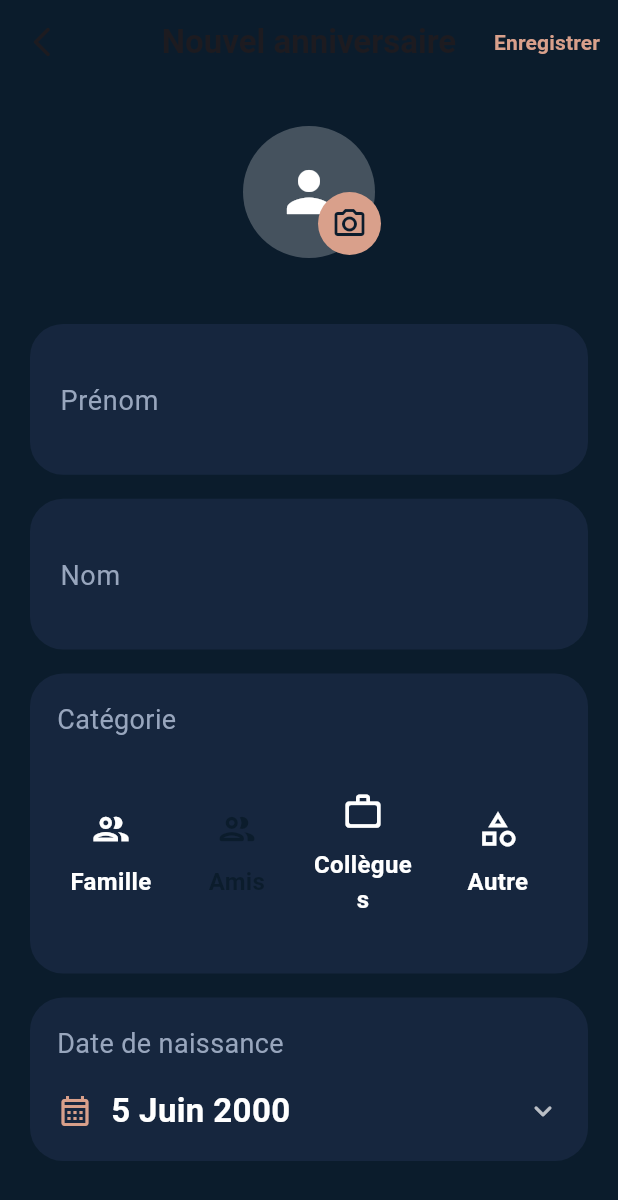
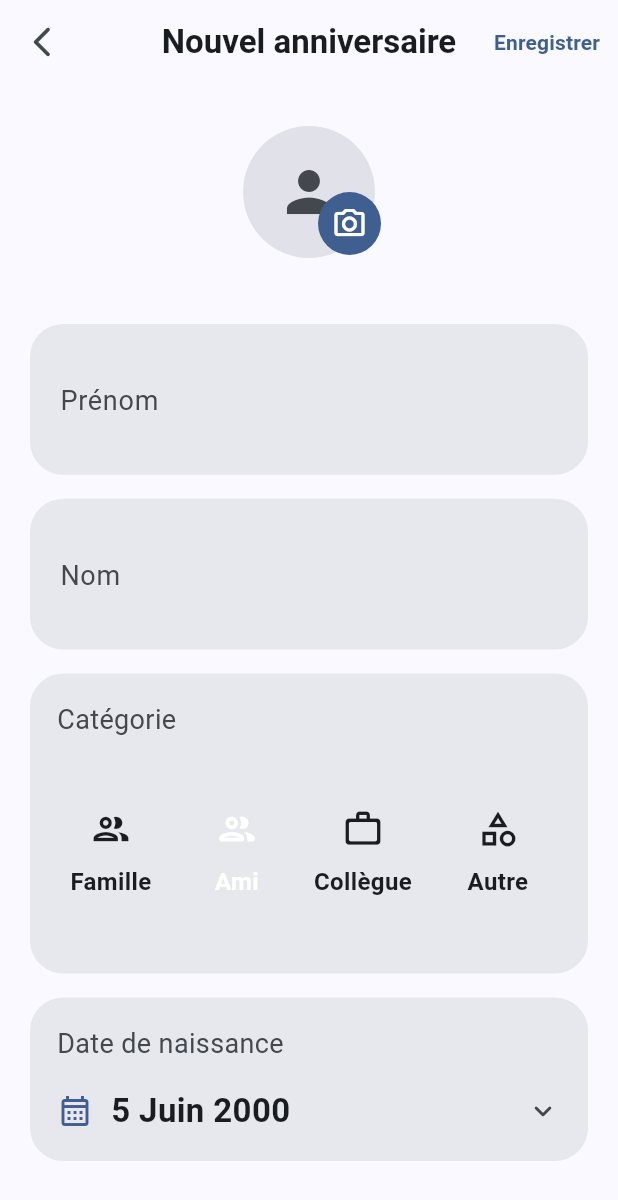
Before and after one commit to nautiii/kairos, a Flutter app: the screen it shows after launch, after a tap on the "add" icon, on a phone screen of 412 x 824 dp. Shown: the top 1200 px of the screen. Run offline on Flutter 3.47's test engine with Material 3 defaults, Android fonts, the phone set to English and light mode, and no system bars; our stand-ins replace cloud_firestore, firebase_core, firebase_storage, image_picker; accounts and stored records are empty.

Commit message:
changement du systeme de theme

```diff
--- a/lib/core/common/bottom_bar.dart
+++ b/lib/core/common/bottom_bar.dart
@@ -5,18 +5,20 @@ class BottomBar extends StatelessWidget {
 
   @override
   Widget build(BuildContext context) {
+    final colorScheme = Theme.of(context).colorScheme;
+
     return Container(
       height: 70,
-      decoration: const BoxDecoration(
-        color: Colors.black,
-        borderRadius: BorderRadius.vertical(top: Radius.circular(24)),
+      decoration: BoxDecoration(
+        color: colorScheme.surfaceContainer,
+        borderRadius: const BorderRadius.vertical(top: Radius.circular(24)),
       ),
-      child: const Row(
+      child: Row(
         mainAxisAlignment: MainAxisAlignment.spaceEvenly,
         children: [
-          Icon(Icons.cake, color: Colors.orangeAccent),
-          Icon(Icons.list, color: Colors.white54),
-          Icon(Icons.settings, color: Colors.white54),
+          Icon(Icons.cake, color: colorScheme.primary),
+          Icon(Icons.list, color: colorScheme.onSurfaceVariant),
+          Icon(Icons.settings, color: colorScheme.onSurfaceVariant),
         ],
       ),
     );
--- a/lib/core/common/header.dart
+++ b/lib/core/common/header.dart
@@ -9,6 +9,7 @@ class Header extends StatelessWidget {
   @override
   Widget build(BuildContext context) {
     final UserModel? user = context.watch<UserProvider>().user;
+    final colorScheme = Theme.of(context).colorScheme;
 
     return Row(
       mainAxisAlignment: MainAxisAlignment.spaceBetween,
@@ -16,23 +17,23 @@ class Header extends StatelessWidget {
         Column(
           crossAxisAlignment: CrossAxisAlignment.start,
           children: [
-            const Text("Bonjour 👋", style: TextStyle(color: Colors.white70)),
+            Text("Bonjour 👋", style: TextStyle(color: colorScheme.onSurfaceVariant)),
             user == null
                 ? const Center(child: CircularProgressIndicator())
                 : Text(
                   "${user.surname} ${user.name}",
-                  style: const TextStyle(
+                  style: TextStyle(
                     fontSize: 26,
                     fontWeight: FontWeight.bold,
-                    color: Colors.white,
+                    color: colorScheme.onSurface,
                   ),
                 ),
           ],
         ),
-        const CircleAvatar(
+        CircleAvatar(
           radius: 22,
-          backgroundColor: Colors.white10,
-          child: Icon(Icons.cake_outlined, color: Colors.white),
+          backgroundColor: colorScheme.surfaceContainerHighest,
+          child: Icon(Icons.cake_outlined, color: colorScheme.onSurface),
         ),
       ],
     );
--- a/lib/core/common/search_bar.dart
+++ b/lib/core/common/search_bar.dart
@@ -5,6 +5,8 @@ class SearchBarWidget extends StatelessWidget {
 
   @override
   Widget build(BuildContext context) {
+    final colorScheme = Theme.of(context).colorScheme;
+
     return Row(
       children: [
         Expanded(
@@ -12,14 +14,17 @@ class SearchBarWidget extends StatelessWidget {
             padding: const EdgeInsets.symmetric(horizontal: 16),
             height: 48,
             decoration: BoxDecoration(
-              color: Colors.white10,
+              color: colorScheme.surfaceContainerHigh,
               borderRadius: BorderRadius.circular(14),
             ),
-            child: const Row(
+            child: Row(
               children: [
-                Icon(Icons.search, color: Colors.white54),
-                SizedBox(width: 8),
-                Text("Rechercher...", style: TextStyle(color: Colors.white54)),
+                Icon(Icons.search, color: colorScheme.onSurfaceVariant),
+                const SizedBox(width: 8),
+                Text(
+                  "Rechercher...",
+                  style: TextStyle(color: colorScheme.onSurfaceVariant),
+                ),
               ],
             ),
           ),
@@ -29,10 +34,10 @@ class SearchBarWidget extends StatelessWidget {
           height: 48,
           width: 48,
           decoration: BoxDecoration(
-            color: Colors.white10,
+            color: colorScheme.surfaceContainerHigh,
             borderRadius: BorderRadius.circular(14),
           ),
-          child: const Icon(Icons.tune, color: Colors.white),
+          child: Icon(Icons.tune, color: colorScheme.onSurface),
         ),
       ],
     );
--- a/lib/core/theme/themes.dart
+++ b/lib/core/theme/themes.dart
@@ -1,35 +1,21 @@
 import 'package:flutter/material.dart';
 
 class AppTheme {
+  static const seedColor = Color(0xFF4A6FA5);
+
   static ThemeData light = ThemeData(
-    brightness: Brightness.light,
-    scaffoldBackgroundColor: Colors.white,
+    useMaterial3: true,
+    colorScheme: ColorScheme.fromSeed(
+      seedColor: seedColor,
+      brightness: Brightness.light,
+    ),
   );
 
   static ThemeData dark = ThemeData(
-    brightness: Brightness.dark,
-    scaffoldBackgroundColor: const Color(0xFF0B1C2C),
+    useMaterial3: true,
+    colorScheme: ColorScheme.fromSeed(
+      seedColor: seedColor,
+      brightness: Brightness.dark,
+    ),
   );
 }
-
-// class AppTheme {
-//
-//   static const seedColor = Color(0xFF0B1C2C);
-//
-//   static ThemeData lightTheme = ThemeData(
-//     useMaterial3: true,
-//     colorScheme: ColorScheme.fromSeed(
-//       seedColor: seedColor,
-//       brightness: Brightness.light,
-//     ),
-//   );
-//
-//   static ThemeData darkTheme = ThemeData(
-//     useMaterial3: true,
-//     colorScheme: ColorScheme.fromSeed(
-//       seedColor: seedColor,
-//       brightness: Brightness.dark,
-//     ),
-//   );
-//
-// }
--- a/lib/features/birthday/create_birthday_page.dart
+++ b/lib/features/birthday/create_birthday_page.dart
@@ -16,10 +16,6 @@ class CreateBirthdayPage extends StatefulWidget {
 }
 
 class _CreateBirthdayPageState extends State<CreateBirthdayPage> {
-  static const Color _pageColor = Color(0xFF0B1C2C);
-  static const Color _cardColor = Color(0xFF16263E);
-  static const Color _accentColor = Color(0xFFD9A08B);
-  static const Color _mutedTextColor = Color(0xFF98A6BD);
   static const List<BirthdayCategory> _availableCategories = <BirthdayCategory>[
     BirthdayCategory.family,
     BirthdayCategory.friend,
@@ -99,10 +95,11 @@ class _CreateBirthdayPageState extends State<CreateBirthdayPage> {
 
   Future<void> _pickDate() async {
     DateTime temporaryDate = _selectedDate;
+    final colorScheme = Theme.of(context).colorScheme;
 
     await showModalBottomSheet<void>(
       context: context,
-      backgroundColor: _cardColor,
+      backgroundColor: colorScheme.surfaceContainerHigh,
       shape: const RoundedRectangleBorder(
         borderRadius: BorderRadius.vertical(top: Radius.circular(28)),
       ),
@@ -121,10 +118,10 @@ class _CreateBirthdayPageState extends State<CreateBirthdayPage> {
                         onPressed: () => Navigator.of(context).pop(),
                         child: const Text('Annuler'),
                       ),
-                      const Text(
+                      Text(
                         'Date de naissance',
                         style: TextStyle(
-                          color: Colors.white,
+                          color: colorScheme.onSurface,
                           fontWeight: FontWeight.w600,
                         ),
                       ),
@@ -144,7 +141,7 @@ class _CreateBirthdayPageState extends State<CreateBirthdayPage> {
                     ],
                   ),
                 ),
-                const Divider(color: Colors.white12),
+                const Divider(),
                 Expanded(
                   child: CupertinoDatePicker(
                     mode: CupertinoDatePickerMode.date,
@@ -197,35 +194,43 @@ class _CreateBirthdayPageState extends State<CreateBirthdayPage> {
     final bool isCreating = context.select<BirthdayProvider, bool>(
       (BirthdayProvider provider) => provider.isCreating,
     );
+    final colorScheme = Theme.of(context).colorScheme;
 
     return Scaffold(
-      backgroundColor: _pageColor,
       appBar: AppBar(
-        backgroundColor: _pageColor,
         elevation: 0,
         centerTitle: true,
         leading: IconButton(
           onPressed: isCreating ? null : () => Navigator.of(context).pop(),
-          icon: const Icon(Icons.arrow_back_ios_new_rounded),
+          icon: Icon(
+            Icons.arrow_back_ios_new_rounded,
+            color: colorScheme.onSurfaceVariant,
+          ),
         ),
-        title: const Text(
+        title: Text(
           'Nouvel anniversaire',
-          style: TextStyle(fontWeight: FontWeight.w700),
+          style: TextStyle(
+            color: colorScheme.onSurface,
+            fontWeight: FontWeight.w700,
+          ),
         ),
         actions: [
           TextButton(
             onPressed: isCreating ? null : _save,
             child:
                 isCreating
-                    ? const SizedBox(
+                    ? SizedBox(
                       width: 18,
                       height: 18,
-                      child: CircularProgressIndicator(strokeWidth: 2),
+                      child: CircularProgressIndicator(
+                        strokeWidth: 2,
+                        color: colorScheme.primary,
+                      ),
                     )
-                    : const Text(
+                    : Text(
                       'Enregistrer',
                       style: TextStyle(
-                        color: _accentColor,
+                        color: colorScheme.primary,
                         fontWeight: FontWeight.w700,
                       ),
                     ),
@@ -292,6 +297,8 @@ class _AvatarSection extends StatelessWidget {
 
   @override
   Widget build(BuildContext context) {
+    final colorScheme = Theme.of(context).colorScheme;
+
     return GestureDetector(
       onTap: onPickImage,
       child: SizedBox(
@@ -304,13 +311,19 @@ class _AvatarSection extends StatelessWidget {
               alignment: Alignment.center,
               child: CircleAvatar(
                 radius: 44,
-                backgroundColor: Colors.white24,
-                backgroundImage: imageFile != null
-                    ? FileImage(File(imageFile!.path)) as ImageProvider
-                    : null,
-                child: imageFile == null
-                    ? const Icon(Icons.person, size: 44, color: Colors.white)
-                    : null,
+                backgroundColor: colorScheme.surfaceContainerHighest,
+                backgroundImage:
+                    imageFile != null
+                        ? FileImage(File(imageFile!.path)) as ImageProvider
+                        : null,
+                child:
+                    imageFile == null
+                        ? Icon(
+                          Icons.person,
+                          size: 44,
+                          color: colorScheme.onSurfaceVariant,
+                        )
+                        : null,
               ),
             ),
             Positioned(
@@ -319,13 +332,13 @@ class _AvatarSection extends StatelessWidget {
               child: Container(
                 width: 42,
                 height: 42,
-                decoration: const BoxDecoration(
-                  color: _CreateBirthdayPageState._accentColor,
+                decoration: BoxDecoration(
+                  color: colorScheme.primary,
                   shape: BoxShape.circle,
                 ),
-                child: const Icon(
+                child: Icon(
                   Icons.photo_camera_outlined,
-                  color: _CreateBirthdayPageState._pageColor,
+                  color: colorScheme.onPrimary,
                 ),
               ),
             ),
@@ -353,10 +366,12 @@ class _InputCard extends StatelessWidget {
 
   @override
   Widget build(BuildContext context) {
+    final colorScheme = Theme.of(context).colorScheme;
+
     return Container(
       padding: const EdgeInsets.fromLTRB(20, 18, 20, 16),
       decoration: BoxDecoration(
-        color: _CreateBirthdayPageState._cardColor,
+        color: colorScheme.surfaceContainerHigh,
         borderRadius: BorderRadius.circular(22),
       ),
       child: TextFormField(
@@ -364,19 +379,19 @@ class _InputCard extends StatelessWidget {
         validator: validator,
         textInputAction: textInputAction,
         autofillHints: autofillHints,
-        style: const TextStyle(
-          color: Colors.white,
+        style: TextStyle(
+          color: colorScheme.onSurface,
           fontSize: 22,
           fontWeight: FontWeight.w600,
         ),
         decoration: InputDecoration(
           labelText: label,
-          labelStyle: const TextStyle(
-            color: _CreateBirthdayPageState._mutedTextColor,
+          labelStyle: TextStyle(
+            color: colorScheme.onSurfaceVariant,
             fontSize: 18,
           ),
           border: InputBorder.none,
-          errorStyle: const TextStyle(color: Colors.redAccent),
+          errorStyle: TextStyle(color: colorScheme.error),
         ),
       ),
     );
@@ -396,22 +411,21 @@ class _CategorySection extends StatelessWidget {
 
   @override
   Widget build(BuildContext context) {
+    final colorScheme = Theme.of(context).colorScheme;
+
     return Container(
       width: double.infinity,
       padding: const EdgeInsets.fromLTRB(18, 18, 18, 20),
       decoration: BoxDecoration(
-        color: _CreateBirthdayPageState._cardColor,
+        color: colorScheme.surfaceContainerHigh,
         borderRadius: BorderRadius.circular(22),
       ),
       child: Column(
         crossAxisAlignment: CrossAxisAlignment.start,
         children: [
-          const Text(
+          Text(
             'Catégorie',
-            style: TextStyle(
-              color: _CreateBirthdayPageState._mutedTextColor,
-              fontSize: 18,
-            ),
+            style: TextStyle(color: colorScheme.onSurfaceVariant, fontSize: 18),
           ),
           const SizedBox(height: 16),
           Row(
@@ -450,12 +464,11 @@ class _CategoryCard extends StatelessWidget {
 
   @override
   Widget build(BuildContext context) {
+    final colorScheme = Theme.of(context).colorScheme;
     final Color backgroundColor =
-        isSelected
-            ? _CreateBirthdayPageState._accentColor
-            : const Color(0xFF0F1B2D);
+        isSelected ? colorScheme.primary : colorScheme.surfaceContainerLow;
     final Color foregroundColor =
-        isSelected ? _CreateBirthdayPageState._pageColor : Colors.white;
+        isSelected ? colorScheme.onPrimary : colorScheme.onSurface;
 
     return InkWell(
       borderRadius: BorderRadius.circular(20),
@@ -500,13 +513,15 @@ class _DateCard extends StatelessWidget {
 
   @override
   Widget build(BuildContext context) {
+    final colorScheme = Theme.of(context).colorScheme;
+
     return InkWell(
       borderRadius: BorderRadius.circular(22),
       onTap: onTap,
       child: Ink(
         padding: const EdgeInsets.fromLTRB(18, 18, 18, 18),
         decoration: BoxDecoration(
-          color: _CreateBirthdayPageState._cardColor,
+          color: colorScheme.surfaceContainerHigh,
           borderRadius: BorderRadius.circular(22),
         ),
         child: Column(
@@ -514,32 +529,29 @@ class _DateCard extends StatelessWidget {
           children: [
             Text(
               label,
-              style: const TextStyle(
-                color: _CreateBirthdayPageState._mutedTextColor,
+              style: TextStyle(
+                color: colorScheme.onSurfaceVariant,
                 fontSize: 18,
               ),
             ),
             const SizedBox(height: 16),
             Row(
               children: [
-                const Icon(
-                  Icons.calendar_month_outlined,
-                  color: _CreateBirthdayPageState._accentColor,
-                ),
+                Icon(Icons.calendar_month_outlined, color: colorScheme.primary),
                 const SizedBox(width: 12),
                 Expanded(
                   child: Text(
                     value,
-                    style: const TextStyle(
-                      color: Colors.white,
+                    style: TextStyle(
+                      color: colorScheme.onSurface,
                       fontSize: 22,
                       fontWeight: FontWeight.w700,
                     ),
                   ),
                 ),
-                const Icon(
+                Icon(
                   Icons.keyboard_arrow_down_rounded,
-                  color: Colors.white70,
+                  color: colorScheme.onSurfaceVariant,
                 ),
               ],
             ),
@@ -556,9 +568,9 @@ extension on BirthdayCategory {
       case BirthdayCategory.family:
         return 'Famille';
       case BirthdayCategory.friend:
-        return 'Amis';
+        return 'Ami';
       case BirthdayCategory.colleague:
-        return 'Collègues';
+        return 'Collègue';
       case BirthdayCategory.other:
         return 'Autre';
     }
--- a/lib/features/birthday/home_page.dart
+++ b/lib/features/birthday/home_page.dart
@@ -21,19 +21,19 @@ class HomePage extends StatelessWidget {
     final List<BirthdayModel> birthdays = context.select(
       (BirthdayProvider provider) => provider.birthdays,
     );
+    final colorScheme = Theme.of(context).colorScheme;
 
     return Scaffold(
-      backgroundColor: const Color(0xFF0B1C2C),
       floatingActionButtonLocation: FloatingActionButtonLocation.endFloat,
       floatingActionButton: FloatingActionButton(
-        backgroundColor: const Color(0xFFD9A08B),
+        backgroundColor: colorScheme.primary,
         elevation: 0,
         onPressed: () {
           Navigator.of(context).push(
             MaterialPageRoute<void>(builder: (_) => const CreateBirthdayPage()),
           );
         },
-        child: const Icon(Icons.add_rounded, color: Colors.white, size: 34),
+        child: Icon(Icons.add_rounded, color: colorScheme.onPrimary, size: 34),
       ),
       body: SafeArea(
         child: Padding(
@@ -68,15 +68,17 @@ class _HomeContent extends StatelessWidget {
 
   @override
   Widget build(BuildContext context) {
+    final colorScheme = Theme.of(context).colorScheme;
+
     if (isLoading) {
       return const Center(child: CircularProgressIndicator());
     }
 
     if (birthdays.isEmpty) {
-      return const Center(
+      return Center(
         child: Text(
           'Aucun anniversaire trouvé.',
-          style: TextStyle(color: Colors.white70),
+          style: TextStyle(color: colorScheme.onSurfaceVariant),
         ),
       );
     }
--- a/lib/features/birthday/widgets/contact_tile.dart
+++ b/lib/features/birthday/widgets/contact_tile.dart
@@ -10,16 +10,22 @@ class ContactTile extends StatelessWidget {
 
   @override
   Widget build(BuildContext context) {
+    final colorScheme = Theme.of(context).colorScheme;
+
     return Container(
       margin: const EdgeInsets.only(bottom: 12),
       padding: const EdgeInsets.all(14),
       decoration: BoxDecoration(
-        color: Colors.white10,
+        color: colorScheme.surfaceContainerHigh,
         borderRadius: BorderRadius.circular(16),
       ),
       child: Row(
         children: [
-          const CircleAvatar(radius: 22, child: Icon(Icons.person)),
+          CircleAvatar(
+            radius: 22,
+            backgroundColor: colorScheme.primaryContainer,
+            child: Icon(Icons.person, color: colorScheme.onPrimaryContainer),
+          ),
           const SizedBox(width: 12),
           Expanded(
             child: Column(
@@ -27,20 +33,20 @@ class ContactTile extends StatelessWidget {
               children: [
                 Text(
                   "${birthday.name} ${birthday.surname}",
-                  style: const TextStyle(
-                    color: Colors.white,
+                  style: TextStyle(
+                    color: colorScheme.onSurface,
                     fontWeight: FontWeight.w600,
                   ),
                 ),
                 Text(
                   "${birthday.formattedDate} • ${birthday.age} ans",
-                  style: const TextStyle(color: Colors.white54),
+                  style: TextStyle(color: colorScheme.onSurfaceVariant),
                 ),
               ],
             ),
           ),
           IconButton(
-            icon: const Icon(Icons.edit, color: Colors.white70),
+            icon: Icon(Icons.edit, color: colorScheme.onSurfaceVariant),
             onPressed: () {},
           ),
         ],
--- a/lib/features/birthday/widgets/next_birthday.dart
+++ b/lib/features/birthday/widgets/next_birthday.dart
@@ -16,21 +16,22 @@ class NextBirthdayCard extends StatelessWidget {
       (BirthdayProvider provider) => provider.birthdays,
     );
     final BirthdayModel? nextBirthday = birthdays.nextBirthday;
+    final colorScheme = Theme.of(context).colorScheme;
 
     return Container(
       padding: const EdgeInsets.all(18),
       decoration: BoxDecoration(
         borderRadius: BorderRadius.circular(20),
-        gradient: const LinearGradient(
-          colors: [Color(0xFF7B5E57), Color(0xFFD6A48F)],
+        gradient: LinearGradient(
+          colors: [colorScheme.primary, colorScheme.tertiary],
         ),
       ),
       child: Row(
         children: [
-          const CircleAvatar(
+          CircleAvatar(
             radius: 24,
-            backgroundColor: Colors.white24,
-            child: Icon(Icons.cake_outlined, color: Colors.white, size: 22),
+            backgroundColor: colorScheme.onPrimary.withValues(alpha: 0.2),
+            child: Icon(Icons.cake_outlined, color: colorScheme.onPrimary, size: 22),
           ),
           const SizedBox(width: 14),
           Expanded(
@@ -40,7 +41,7 @@ class NextBirthdayCard extends StatelessWidget {
             ),
           ),
           const SizedBox(width: 12),
-          const Icon(Icons.cake, color: Colors.white),
+          Icon(Icons.cake, color: colorScheme.onPrimary),
         ],
       ),
     );
@@ -63,6 +64,7 @@ class _BirthdayContent extends StatelessWidget {
 
   @override
   Widget build(BuildContext context) {
+    final colorScheme = Theme.of(context).colorScheme;
     final DateTime? nextDate = birthday?.nextOccurrence;
     final int? days = birthday?.daysUntilNext;
 
@@ -70,39 +72,39 @@ class _BirthdayContent extends StatelessWidget {
       crossAxisAlignment: CrossAxisAlignment.start,
       mainAxisSize: MainAxisSize.min,
       children: [
-        const Text(
+        Text(
           'Prochain anniversaire',
-          style: TextStyle(color: Colors.white70),
+          style: TextStyle(color: colorScheme.onPrimary.withValues(alpha: 0.7)),
           overflow: TextOverflow.ellipsis,
         ),
         const SizedBox(height: 4),
         if (isLoading)
-          const SizedBox(
+          SizedBox(
             width: 18,
             height: 18,
             child: CircularProgressIndicator(
               strokeWidth: 2,
-              color: Colors.white,
+              color: colorScheme.onPrimary,
             ),
           )
         else if (birthday == null)
-          const Text(
+          Text(
             'Aucun anniversaire enregistré',
-            style: TextStyle(color: Colors.white, fontWeight: FontWeight.bold),
+            style: TextStyle(color: colorScheme.onPrimary, fontWeight: FontWeight.bold),
             overflow: TextOverflow.ellipsis,
           )
         else ...[
           Text(
             '${birthday!.surname} ${birthday!.name}',
-            style: const TextStyle(
-              color: Colors.white,
+            style: TextStyle(
+              color: colorScheme.onPrimary,
               fontWeight: FontWeight.bold,
             ),
             overflow: TextOverflow.ellipsis,
           ),
           Text(
             '${_daysLabel(days!)} • ${_formatDate(nextDate!)}',
-            style: const TextStyle(color: Colors.white70),
+            style: TextStyle(color: colorScheme.onPrimary.withValues(alpha: 0.7)),
             overflow: TextOverflow.ellipsis,
           ),
         ],
--- a/lib/features/birthday/widgets/section_widget.dart
+++ b/lib/features/birthday/widgets/section_widget.dart
@@ -11,6 +11,8 @@ class SectionWidget extends StatelessWidget {
 
   @override
   Widget build(BuildContext context) {
+    final colorScheme = Theme.of(context).colorScheme;
+
     return Column(
       crossAxisAlignment: CrossAxisAlignment.start,
       children: [
@@ -19,15 +21,15 @@ class SectionWidget extends StatelessWidget {
           children: [
             Text(
               title.capitalize(),
-              style: const TextStyle(
-                color: Colors.white,
+              style: TextStyle(
+                color: colorScheme.onSurface,
                 fontSize: 18,
                 fontWeight: FontWeight.bold,
               ),
             ),
-            const Text(
+            Text(
               "Voir tout",
-              style: TextStyle(color: Colors.orangeAccent),
+              style: TextStyle(color: colorScheme.primary),
             ),
           ],
         ),
```
